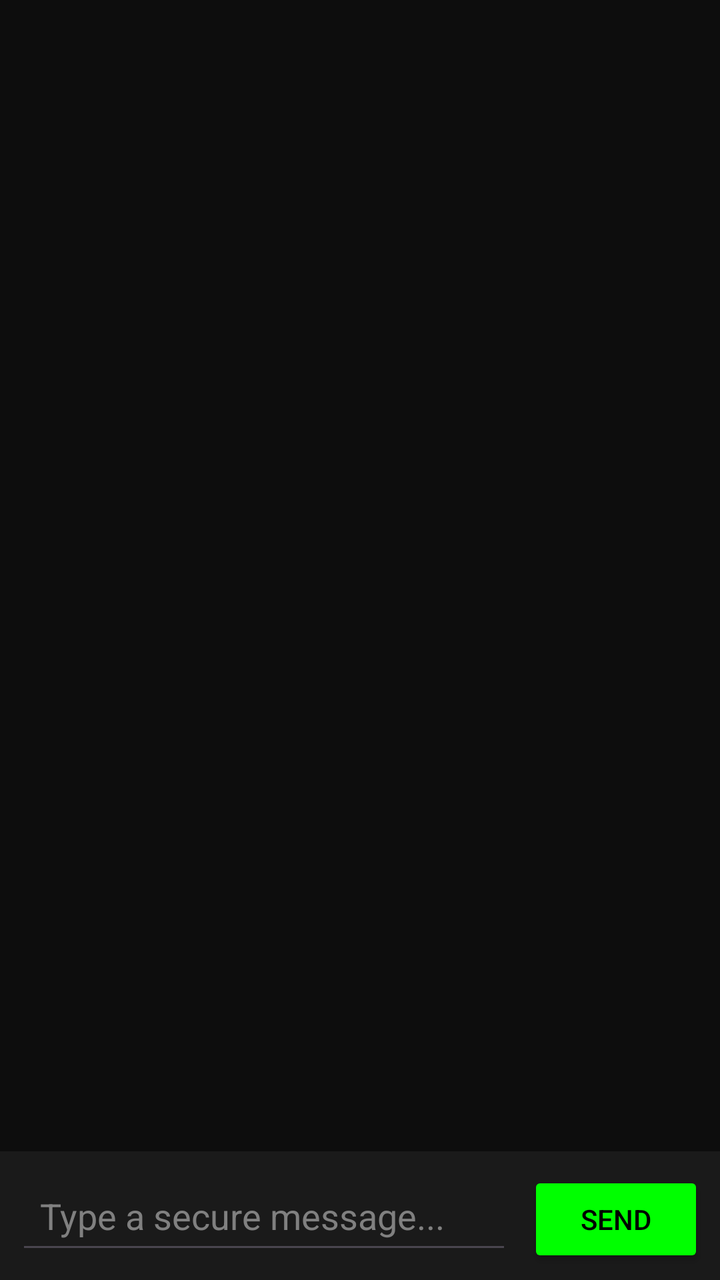
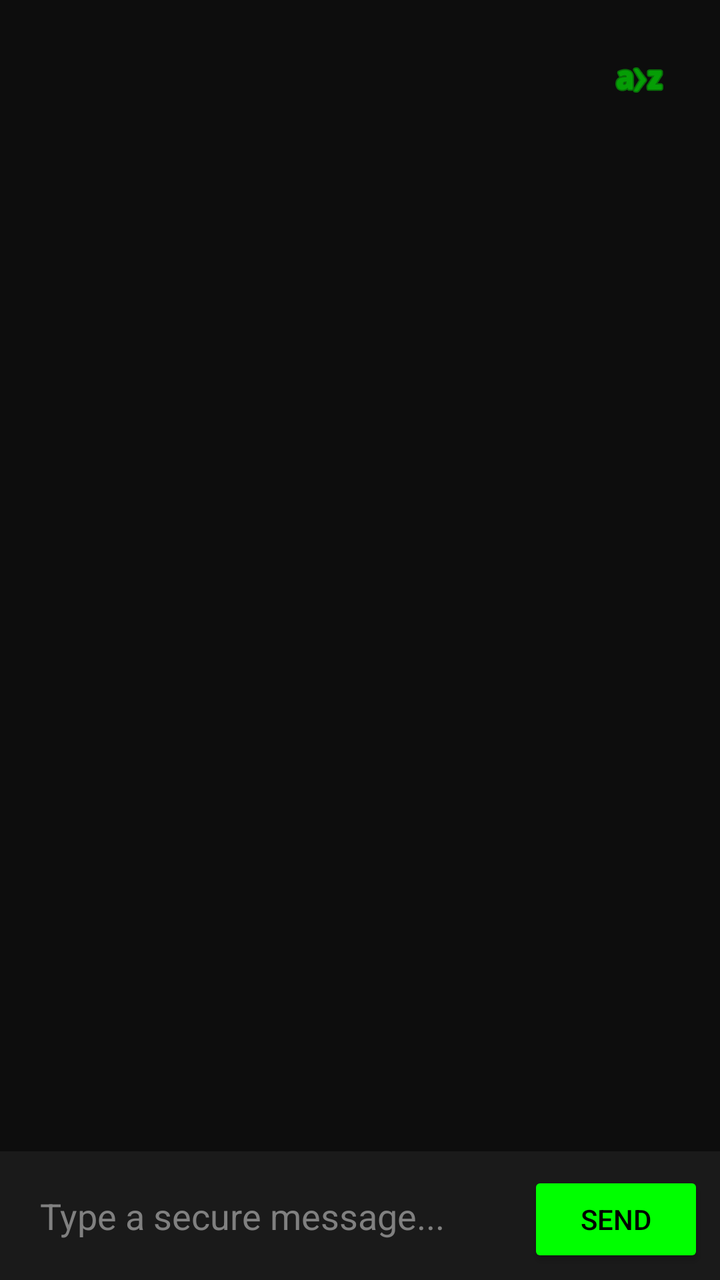

Compare the two renders of this Android layout. The source of the first and the diff that turns it into the second are given below.
<!-- AndroidManifest.xml: application theme Theme.PsiRa -->
<!-- res/layout/activity_chat.xml -->
<?xml version="1.0" encoding="utf-8"?>
<androidx.constraintlayout.widget.ConstraintLayout
    xmlns:android="http://schemas.android.com/apk/res/android"
    xmlns:app="http://schemas.android.com/apk/res-auto"
    android:layout_width="match_parent"
    android:layout_height="match_parent"
    android:fitsSystemWindows="true"
    android:background="#0D0D0D"> <androidx.recyclerview.widget.RecyclerView
    android:id="@+id/recyclerView"
    android:layout_width="0dp"
    android:layout_height="0dp"
    app:layout_constraintTop_toTopOf="parent"
    app:layout_constraintBottom_toTopOf="@id/bottomInputBar"
    app:layout_constraintStart_toStartOf="parent"
    app:layout_constraintEnd_toEndOf="parent"
    android:padding="8dp"
    android:clipToPadding="false"/>

    <LinearLayout
        android:id="@+id/bottomInputBar"
        android:layout_width="0dp"
        android:layout_height="wrap_content"
        android:orientation="horizontal"
        android:padding="8dp"
        android:background="#1A1A1A"
        app:layout_constraintBottom_toBottomOf="parent"
        app:layout_constraintStart_toStartOf="parent"
        app:layout_constraintEnd_toEndOf="parent">

        <EditText
            android:id="@+id/editMessage"
            android:layout_width="0dp"
            android:layout_height="wrap_content"
            android:layout_weight="1"
            android:hint="Type a secure message..."
            android:textColorHint="#808080"
            android:textColor="#FFFFFF"
            android:padding="12dp"
            android:inputType="textShortMessage" />

        <Button
            android:id="@+id/btnSend"
            android:layout_width="wrap_content"
            android:layout_height="wrap_content"
            android:layout_marginStart="8dp"
            android:backgroundTint="#00FF00"
            android:textColor="#000000"
            android:text="Send" />
    </LinearLayout>

</androidx.constraintlayout.widget.ConstraintLayout>
<!-- resources referenced by this layout -->
<resources>
  <style name="Theme.PsiRa" parent="Base.Theme.PsiRa" />
  <style name="Base.Theme.PsiRa" parent="Theme.Material3.DayNight.NoActionBar">
          
          
      </style>
</resources>

<!-- the commit's change to res/layout/activity_chat.xml (unified diff, before → after) -->
@@ -5,16 +5,31 @@
     android:layout_width="match_parent"
     android:layout_height="match_parent"
     android:fitsSystemWindows="true"
-    android:background="#0D0D0D"> <androidx.recyclerview.widget.RecyclerView
-    android:id="@+id/recyclerView"
-    android:layout_width="0dp"
-    android:layout_height="0dp"
-    app:layout_constraintTop_toTopOf="parent"
-    app:layout_constraintBottom_toTopOf="@id/bottomInputBar"
-    app:layout_constraintStart_toStartOf="parent"
-    app:layout_constraintEnd_toEndOf="parent"
-    android:padding="8dp"
-    android:clipToPadding="false"/>
+    android:background="#0D0D0D">
+
+    <ImageButton
+        android:id="@+id/btnLearningPage"
+        android:layout_width="48dp"
+        android:layout_height="48dp"
+        android:layout_margin="16dp"
+        android:background="?attr/selectableItemBackgroundBorderless"
+        android:src="@android:drawable/ic_menu_sort_alphabetically"
+        android:contentDescription="Alphabet Learning"
+        app:tint="#00FF00"
+        app:layout_constraintTop_toTopOf="parent"
+        app:layout_constraintEnd_toEndOf="parent"
+        android:elevation="5dp" />
+
+    <androidx.recyclerview.widget.RecyclerView
+        android:id="@+id/recyclerView"
+        android:layout_width="0dp"
+        android:layout_height="0dp"
+        app:layout_constraintTop_toTopOf="parent"
+        app:layout_constraintBottom_toTopOf="@id/bottomInputBar"
+        app:layout_constraintStart_toStartOf="parent"
+        app:layout_constraintEnd_toEndOf="parent"
+        android:padding="8dp"
+        android:clipToPadding="false"/>
 
     <LinearLayout
         android:id="@+id/bottomInputBar"
@@ -36,6 +51,7 @@
             android:textColorHint="#808080"
             android:textColor="#FFFFFF"
             android:padding="12dp"
+            android:background="@null"
             android:inputType="textShortMessage" />
 
         <Button
@@ -43,7 +59,7 @@
             android:layout_width="wrap_content"
             android:layout_height="wrap_content"
             android:layout_marginStart="8dp"
-            android:backgroundTint="#00FF00"
+            app:backgroundTint="#00FF00"
             android:textColor="#000000"
             android:text="Send" />
     </LinearLayout>
